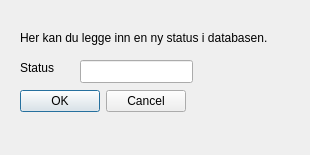
andersbo87/sources, file src/QT/jobber/jobber/newstatus.ui: the form before one commit.
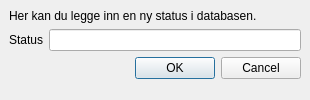
The form after the commit.

Diff of the .ui file:
```diff
--- a/src/QT/jobber/jobber/newstatus.ui
+++ b/src/QT/jobber/jobber/newstatus.ui
@@ -7,62 +7,45 @@
     <x>0</x>
     <y>0</y>
     <width>310</width>
-    <height>155</height>
+    <height>100</height>
    </rect>
   </property>
+  <property name="minimumSize">
+   <size>
+    <width>310</width>
+    <height>100</height>
+   </size>
+  </property>
   <property name="windowTitle">
    <string>Ny status</string>
   </property>
   <widget class="QWidget" name="centralwidget">
+   <layout class="QFormLayout" name="formLayout">
+    <item row="0" column="0" colspan="2">
    <widget class="QLabel" name="labelInfo">
-    <property name="geometry">
-     <rect>
-      <x>20</x>
-      <y>30</y>
-      <width>291</width>
-      <height>16</height>
-     </rect>
-    </property>
     <property name="text">
      <string>Her kan du legge inn en ny status i databasen.</string>
     </property>
    </widget>
+    </item>
+    <item row="1" column="0">
    <widget class="QLabel" name="labelStatusName">
-    <property name="geometry">
-     <rect>
-      <x>20</x>
-      <y>60</y>
-      <width>59</width>
-      <height>15</height>
-     </rect>
-    </property>
     <property name="text">
      <string>Status</string>
     </property>
    </widget>
-   <widget class="QLineEdit" name="lineEditStatusName">
-    <property name="geometry">
-     <rect>
-      <x>80</x>
-      <y>60</y>
-      <width>113</width>
-      <height>23</height>
-     </rect>
-    </property>
-   </widget>
+    </item>
+    <item row="1" column="1">
+     <widget class="QLineEdit" name="lineEditStatusName"/>
+    </item>
+    <item row="2" column="0" colspan="2">
    <widget class="QDialogButtonBox" name="buttonBox">
-    <property name="geometry">
-     <rect>
-      <x>20</x>
-      <y>90</y>
-      <width>166</width>
-      <height>23</height>
-     </rect>
-    </property>
     <property name="standardButtons">
      <set>QDialogButtonBox::Cancel|QDialogButtonBox::Ok</set>
     </property>
    </widget>
+    </item>
+   </layout>
   </widget>
  </widget>
  <resources/>
```
Left out of the diff: 23 changed lines with no effect on the pictures. Lines whose indentation alone changed are shown as unchanged.
